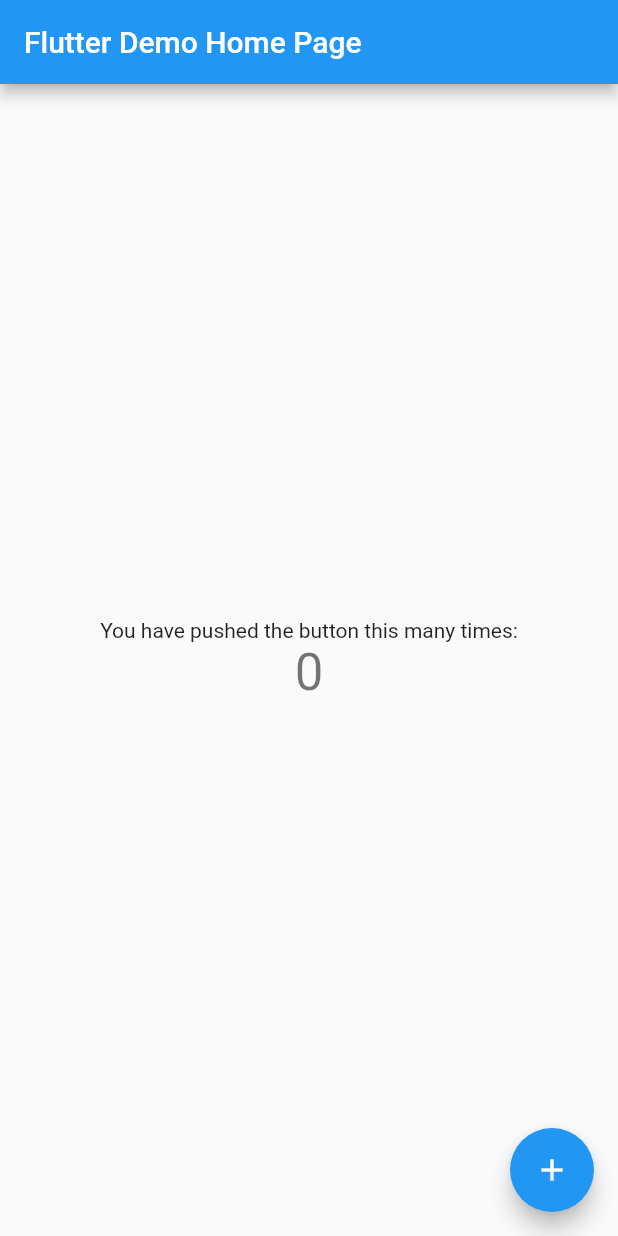
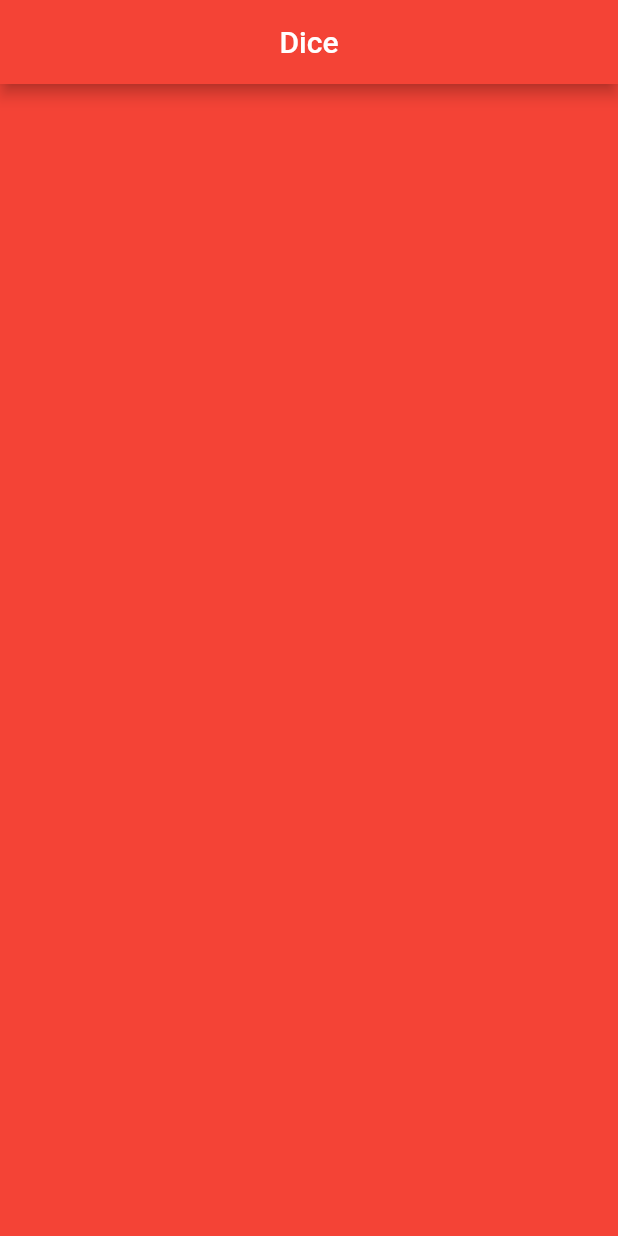
Before and after one commit to OstapenkoAV/Dice, a Flutter app: the screen it shows after launch, on a phone screen of 412 x 824 dp. Run offline on Flutter 3.47's test engine with Material 2 defaults, Android fonts, the phone set to English and light mode, and no system bars.

Commit message:
Update main.dart

```diff
--- a/lib/main.dart
+++ b/lib/main.dart
@@ -5,91 +5,27 @@ void main() {
 }
 
 class MyApp extends StatelessWidget {
-  // This widget is the root of your application.
   @override
   Widget build(BuildContext context) {
     return MaterialApp(
-      title: 'Flutter Demo',
-      theme: ThemeData(
-        primarySwatch: Colors.blue,
+      home: Scaffold(
+        backgroundColor: Colors.red,
+        appBar: AppBar(
+          title: Text(
+            'Dice'
+          ),
+          centerTitle: true,
+          backgroundColor: Colors.red,
+        ),
+        body: DicePage(),
       ),
-      home: MyHomePage(title: 'Flutter Demo Home Page'),
     );
   }
 }
 
-class MyHomePage extends StatefulWidget {
-  MyHomePage({Key? key, required this.title}) : super(key: key);
-
-  final String title;
-
+class DicePage extends StatelessWidget {
   @override
-  _MyHomePageState createState() => _MyHomePageState();
-}
-
-class _MyHomePageState extends State<MyHomePage> {
-  int _counter = 0;
-
-  void _incrementCounter() {
-    setState(() {
-      // This call to setState tells the Flutter framework that something has
-      // changed in this State, which causes it to rerun the build method below
-      // so that the display can reflect the updated values. If we changed
-      // _counter without calling setState(), then the build method would not be
-      // called again, and so nothing would appear to happen.
-      _counter++;
-    });
-  }
-
-  @override
-  Widget build(BuildContext context) {
-    // This method is rerun every time setState is called, for instance as done
-    // by the _incrementCounter method above.
-    //
-    // The Flutter framework has been optimized to make rerunning build methods
-    // fast, so that you can just rebuild anything that needs updating rather
-    // than having to individually change instances of widgets.
-    return Scaffold(
-      appBar: AppBar(
-        // Here we take the value from the MyHomePage object that was created by
-        // the App.build method, and use it to set our appbar title.
-        title: Text(widget.title),
-      ),
-      body: Center(
-        // Center is a layout widget. It takes a single child and positions it
-        // in the middle of the parent.
-        child: Column(
-          // Column is also a layout widget. It takes a list of children and
-          // arranges them vertically. By default, it sizes itself to fit its
-          // children horizontally, and tries to be as tall as its parent.
-          //
-          // Invoke "debug painting" (press "p" in the console, choose the
-          // "Toggle Debug Paint" action from the Flutter Inspector in Android
-          // Studio, or the "Toggle Debug Paint" command in Visual Studio Code)
-          // to see the wireframe for each widget.
-          //
-          // Column has various properties to control how it sizes itself and
-          // how it positions its children. Here we use mainAxisAlignment to
-          // center the children vertically; the main axis here is the vertical
-          // axis because Columns are vertical (the cross axis would be
-          // horizontal).
-          mainAxisAlignment: MainAxisAlignment.center,
-          children: <Widget>[
-            Text(
-              'You have pushed the button this many times:',
-            ),
-            Text(
-              '$_counter',
-              style: Theme.of(context).textTheme.headline4,
-            ),
-          ],
-        ),
-      ),
-      floatingActionButton: FloatingActionButton(
-        onPressed: _incrementCounter,
-        tooltip: 'Increment',
-        child: Icon(Icons.add),
-      ), // This trailing comma makes auto-formatting nicer for build methods.
-    );
+  Widget build(BuildContext context){
+    return Container();
   }
 }
```
